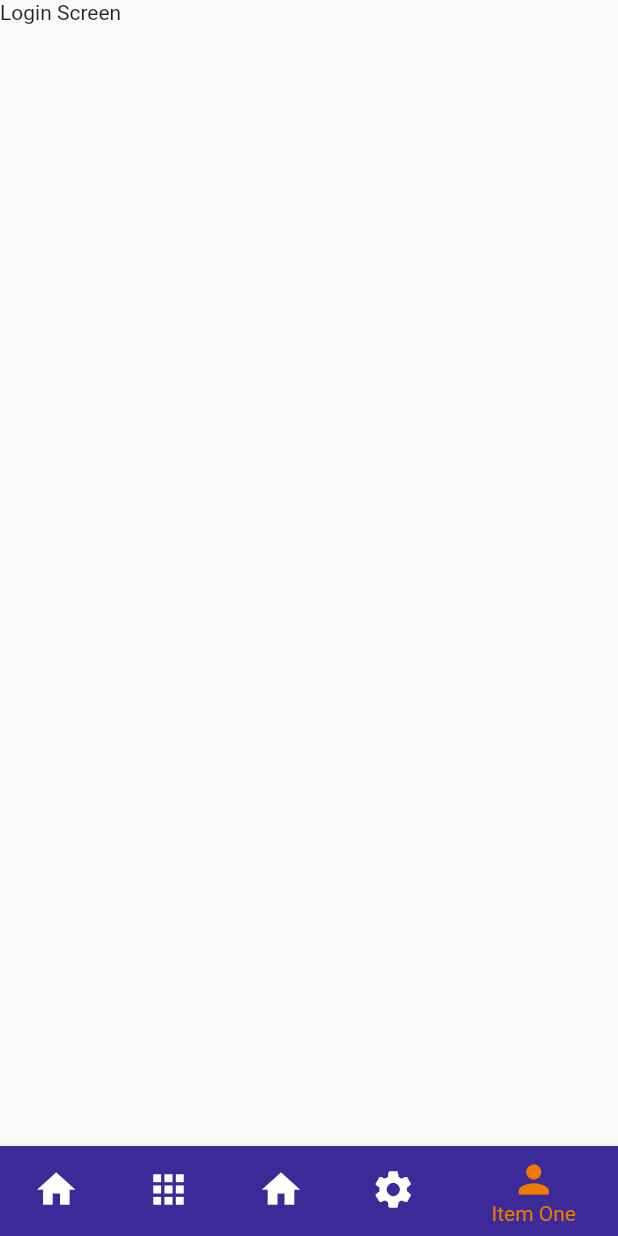
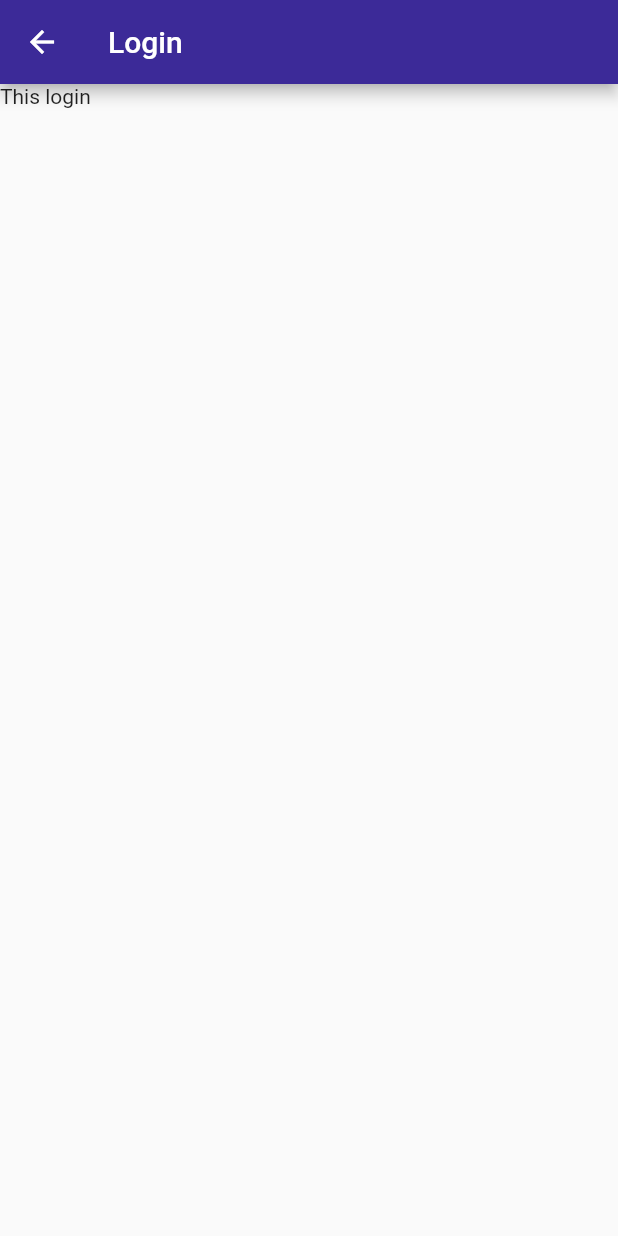
Before and after one commit to mert68401/alaev-mobil, a Flutter app: the screen it shows after launch, item 5 of the bottom bar chosen, on a phone screen of 412 x 824 dp. Run offline on Flutter 3.47's test engine with Material 2 defaults, Android fonts, the phone set to English and light mode, and no system bars.

Commit message:
Login Page Routing done.

```diff
--- a/lib/main.dart
+++ b/lib/main.dart
@@ -1,4 +1,5 @@
 import 'package:alaev/screens/home_screen.dart';
+import 'package:alaev/screens/login_screen.dart';
 import 'package:flutter/material.dart';
 
 void main() {
@@ -18,6 +19,7 @@ class MyApp extends StatelessWidget {
         accentColor: Color.fromRGBO(238, 124, 0, 1),
       ),
       home: HomeScreen(),
+      routes: {LoginScreen.routeName: (context) => LoginScreen()},
     );
   }
 }
--- a/lib/screens/home_screen.dart
+++ b/lib/screens/home_screen.dart
@@ -1,3 +1,4 @@
+import 'package:alaev/screens/login_screen.dart';
 import 'package:alaev/wrappers/home_wrapper.dart';
 import 'package:alaev/wrappers/profile_wrapper.dart';
 import 'package:flutter/material.dart';
@@ -38,6 +39,9 @@ class _HomeScreenState extends State<HomeScreen> {
         child: PageView(
           controller: _pageController,
           onPageChanged: (index) {
+            if (index == 4) {
+              return;
+            }
             setState(() => _selectedIndex = index);
           },
           children: _pages,
@@ -95,6 +99,10 @@ class _HomeScreenState extends State<HomeScreen> {
   }
 
   void _onItemTapped(int index) {
+    if (index == 4) {
+      Navigator.of(context).pushNamed(LoginScreen.routeName);
+      return;
+    }
     setState(() {
       _selectedIndex = index;
       //
--- /dev/null
+++ b/lib/screens/login_screen.dart
@@ -0,0 +1,16 @@
+import 'package:flutter/material.dart';
+
+class LoginScreen extends StatelessWidget {
+  static const routeName = "/login-page";
+  @override
+  Widget build(BuildContext context) {
+    return Scaffold(
+      appBar: AppBar(
+        title: Text("Login"),
+      ),
+      body: Container(
+        child: Text("This login"),
+      ),
+    );
+  }
+}
```
